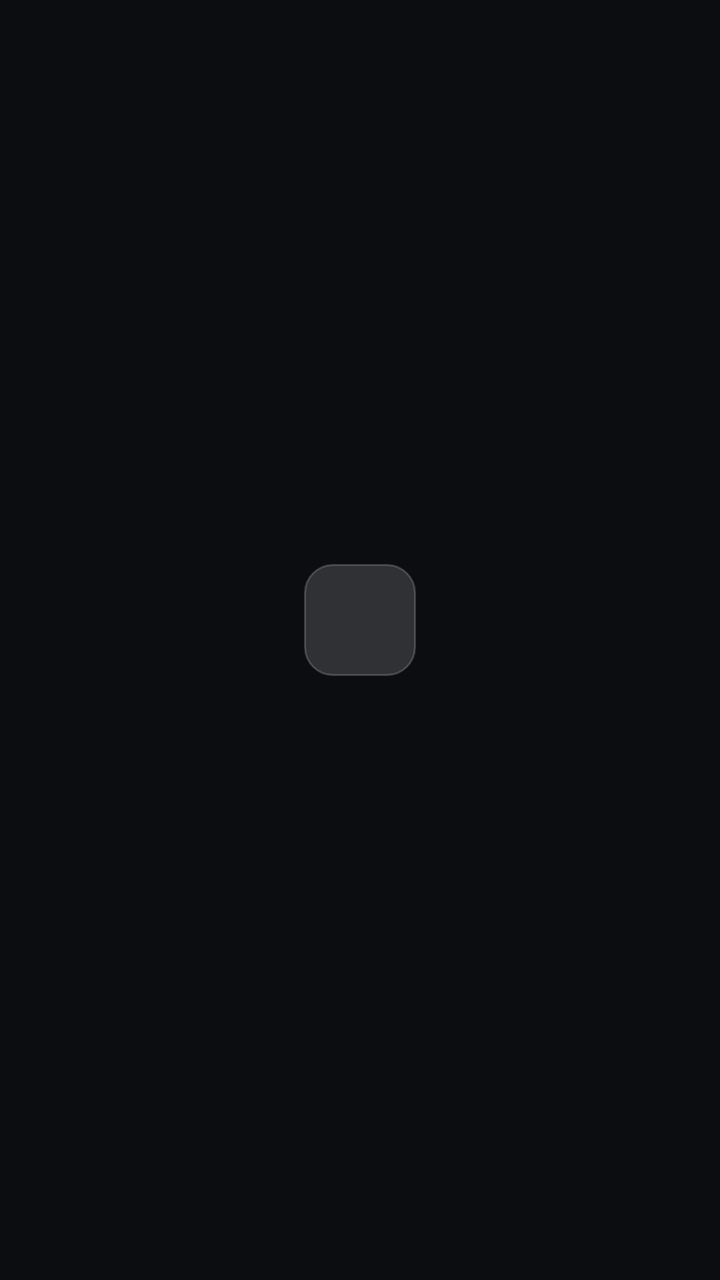
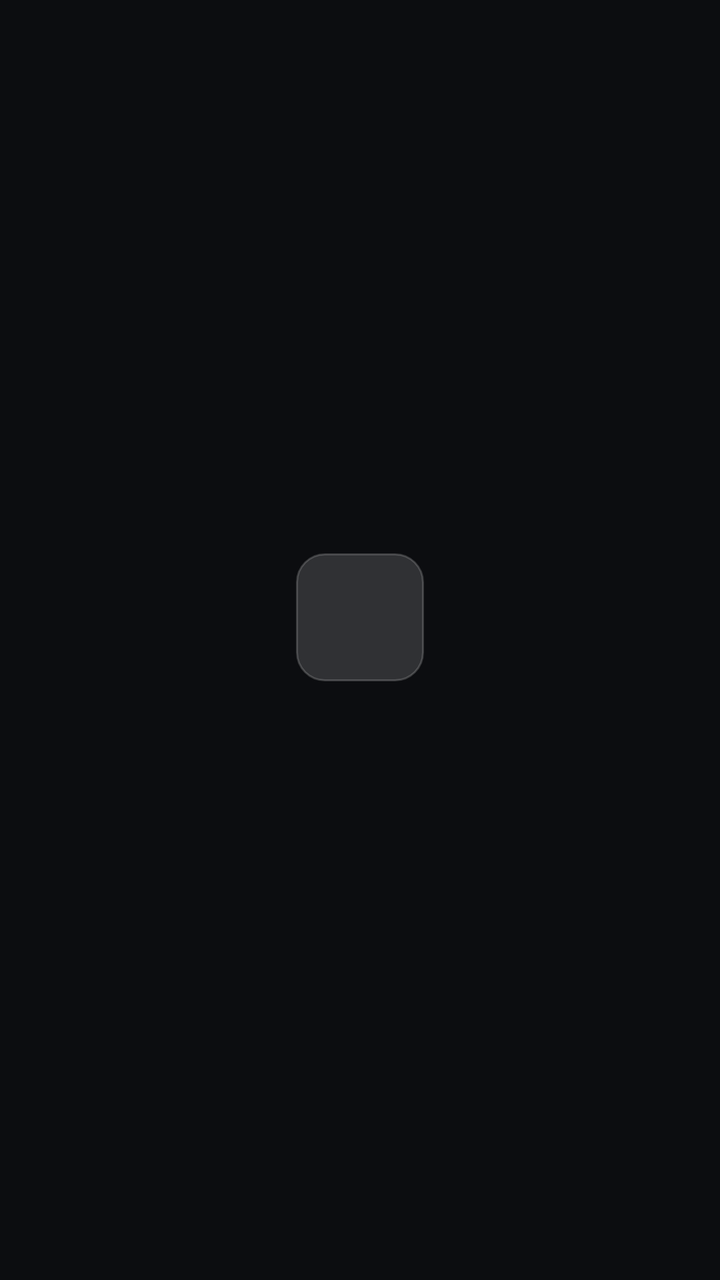

The first picture is an Android layout as it rendered before a commit; the second is the same layout after the commit. The layout source and the unified diff follow.
<!-- AndroidManifest.xml: application theme Theme.ApexDrive -->
<!-- res/layout/item_app_tile.xml -->
<?xml version="1.0" encoding="utf-8"?>
<LinearLayout xmlns:android="http://schemas.android.com/apk/res/android"
    android:layout_width="match_parent"
    android:layout_height="96dp"
    android:orientation="vertical"
    android:gravity="center"
    android:padding="4dp">

    
    <FrameLayout
        android:layout_width="56dp"
        android:layout_height="56dp"
        android:background="@drawable/bg_squircle"
        android:padding="8dp">

        <ImageView
            android:id="@+id/ivAppIcon"
            android:layout_width="match_parent"
            android:layout_height="match_parent"
            android:scaleType="fitCenter"
            android:contentDescription="App Icon" />
    </FrameLayout>

    
    <TextView
        android:id="@+id/tvAppName"
        android:layout_width="wrap_content"
        android:layout_height="wrap_content"
        android:layout_marginTop="5dp"
        android:maxWidth="80dp"
        android:ellipsize="end"
        android:maxLines="1"
        android:gravity="center"
        android:textColor="@color/cockpit_text_primary"
        android:textSize="11sp"
        android:fontFamily="sans-serif-medium" />

</LinearLayout>
<!-- resources referenced by this layout -->
<resources>
  <color name="cockpit_text_primary">#ECEEF2</color>
  <!-- drawable bg_squircle (drawable) -->
  <?xml version="1.0" encoding="utf-8"?>
  <shape xmlns:android="http://schemas.android.com/apk/res/android"
      android:shape="rectangle">
      <solid android:color="#26FFFFFF" />
      <stroke
          android:width="1dp"
          android:color="#2EFFFFFF" />
      <corners android:radius="14dp" />
  </shape>
  <style name="Theme.ApexDrive" parent="Theme.AppCompat.NoActionBar">
          <item name="android:windowBackground">@color/cockpit_surface_base</item>
          <item name="android:statusBarColor">@color/cockpit_surface_panel</item>
          <item name="android:navigationBarColor">@color/cockpit_surface_base</item>
          <item name="android:windowNoTitle">true</item>
          <item name="android:windowFullscreen">true</item>
          <item name="android:colorBackground">@color/cockpit_surface_base</item>
      </style>
  <color name="cockpit_surface_base">#0C0D10</color>
  <color name="cockpit_surface_panel">#13151A</color>
</resources>

<!-- the commit's change to res/layout/item_app_tile.xml (unified diff, before → after) -->
@@ -1,17 +1,17 @@
 <?xml version="1.0" encoding="utf-8"?>
 <LinearLayout xmlns:android="http://schemas.android.com/apk/res/android"
     android:layout_width="match_parent"
-    android:layout_height="96dp"
+    android:layout_height="106dp"
     android:orientation="vertical"
     android:gravity="center"
     android:padding="4dp">
 
     
     <FrameLayout
-        android:layout_width="56dp"
-        android:layout_height="56dp"
+        android:layout_width="64dp"
+        android:layout_height="64dp"
         android:background="@drawable/bg_squircle"
-        android:padding="8dp">
+        android:padding="9dp">
 
         <ImageView
             android:id="@+id/ivAppIcon"
@@ -26,13 +26,13 @@
         android:id="@+id/tvAppName"
         android:layout_width="wrap_content"
         android:layout_height="wrap_content"
-        android:layout_marginTop="5dp"
-        android:maxWidth="80dp"
+        android:layout_marginTop="6dp"
+        android:maxWidth="92dp"
         android:ellipsize="end"
         android:maxLines="1"
         android:gravity="center"
         android:textColor="@color/cockpit_text_primary"
-        android:textSize="11sp"
+        android:textSize="12sp"
         android:fontFamily="sans-serif-medium" />
 
 </LinearLayout>
